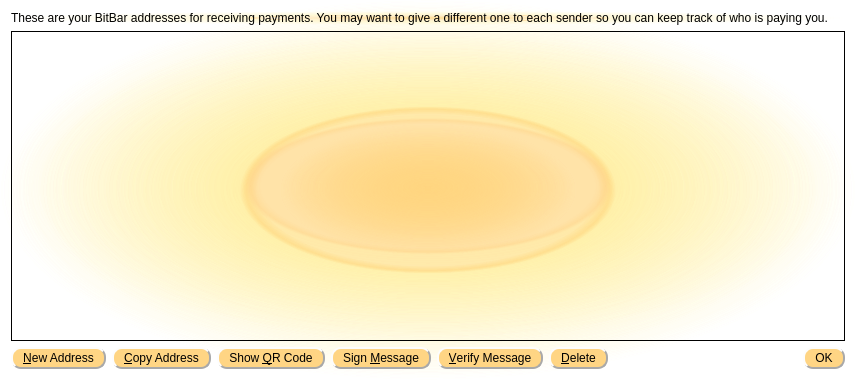
First picture: the form in src/qt/forms/addressbookpage.ui, repository Crypto-Currency/bitbar, before the edit.
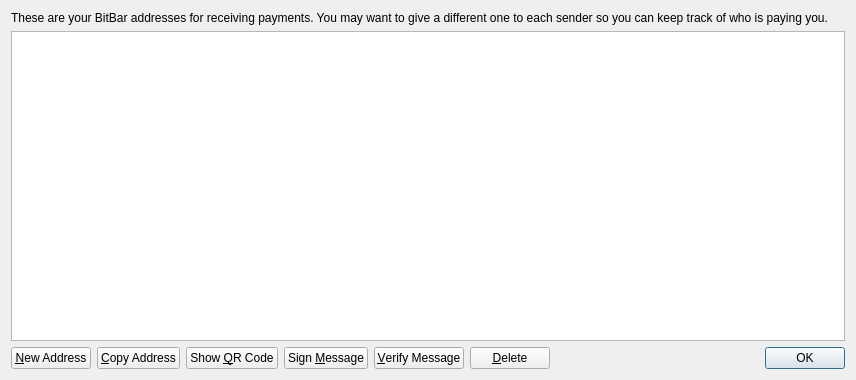
Second picture: the form after the edit. Icons and pictures are not drawn.

What changed in the file:
```diff
--- a/src/qt/forms/addressbookpage.ui
+++ b/src/qt/forms/addressbookpage.ui
@@ -13,9 +13,6 @@
   <property name="windowTitle">
    <string>Address Book</string>
   </property>
-  <property name="styleSheet">
-   <string notr="true">QWidget{background-color: qradialgradient(spread:pad, cx:0.5, cy:0.5, radius:0.5, fx:0.5, fy:0.5, stop:0 rgba(255, 213,127, 206), stop:0.35 rgba(255, 213,127, 80), stop:0.4 rgba(255, 213,127, 80), stop:0.425 rgba(255, 213, 132, 156), stop:0.44 rgba(255, 233, 128, 80), stop:1 rgba(255, 255, 255, 0)); color yellow} QPushButton{ padding: 2px 10px 2px 10px; background-color:rgb(255,213,132); color:black; border-style: outset; border-width: 2px; border-radius: 10px; border-color: darkgrey}</string>
-  </property>
   <layout class="QVBoxLayout" name="verticalLayout">
    <item>
     <widget class="QLabel" name="labelExplanation">
```
